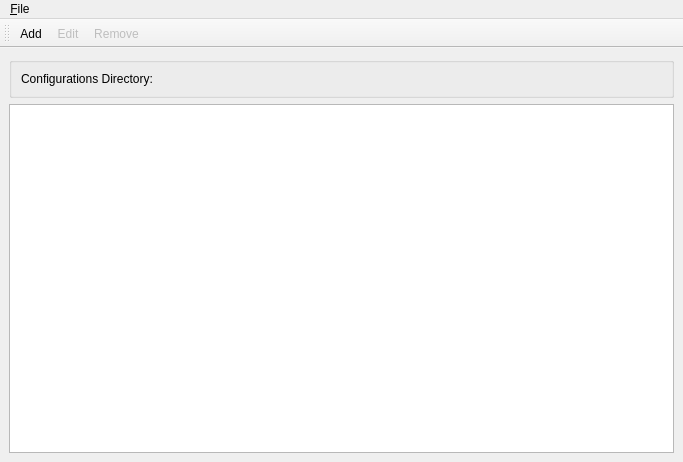
Before: the Qt Designer form Globe/properties_mainwindow.ui in igormironchik/globe-como, drawn with Qt 5.
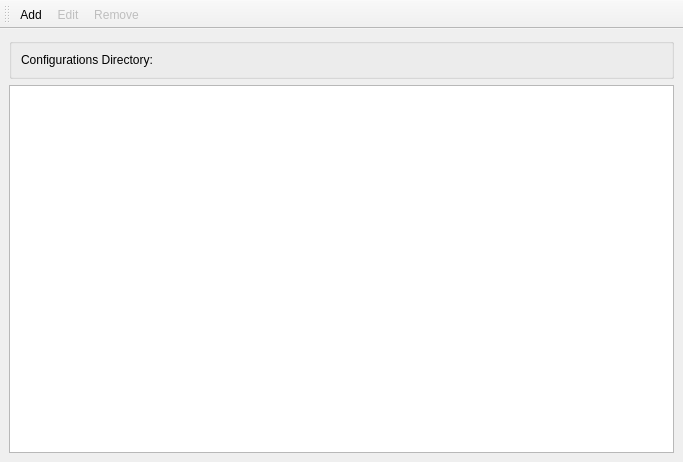
After: the same form once the commit is applied. Icons and pictures are not drawn.

Patch:
```diff
--- a/Globe/properties_mainwindow.ui
+++ b/Globe/properties_mainwindow.ui
@@ -51,23 +51,6 @@
    <zorder>m_view</zorder>
    <zorder>groupBox</zorder>
   </widget>
-  <widget class="QMenuBar" name="menubar">
-   <property name="geometry">
-    <rect>
-     <x>0</x>
-     <y>0</y>
-     <width>683</width>
-     <height>21</height>
-    </rect>
-   </property>
-   <widget class="QMenu" name="menuFile">
-    <property name="title">
-     <string>&amp;File</string>
-    </property>
-    <addaction name="m_quitAction"/>
-   </widget>
-   <addaction name="menuFile"/>
-  </widget>
   <widget class="QToolBar" name="toolBar">
    <property name="windowTitle">
     <string>toolBar</string>
```
Left out of the diff: 12 changed lines with no effect on the pictures.
